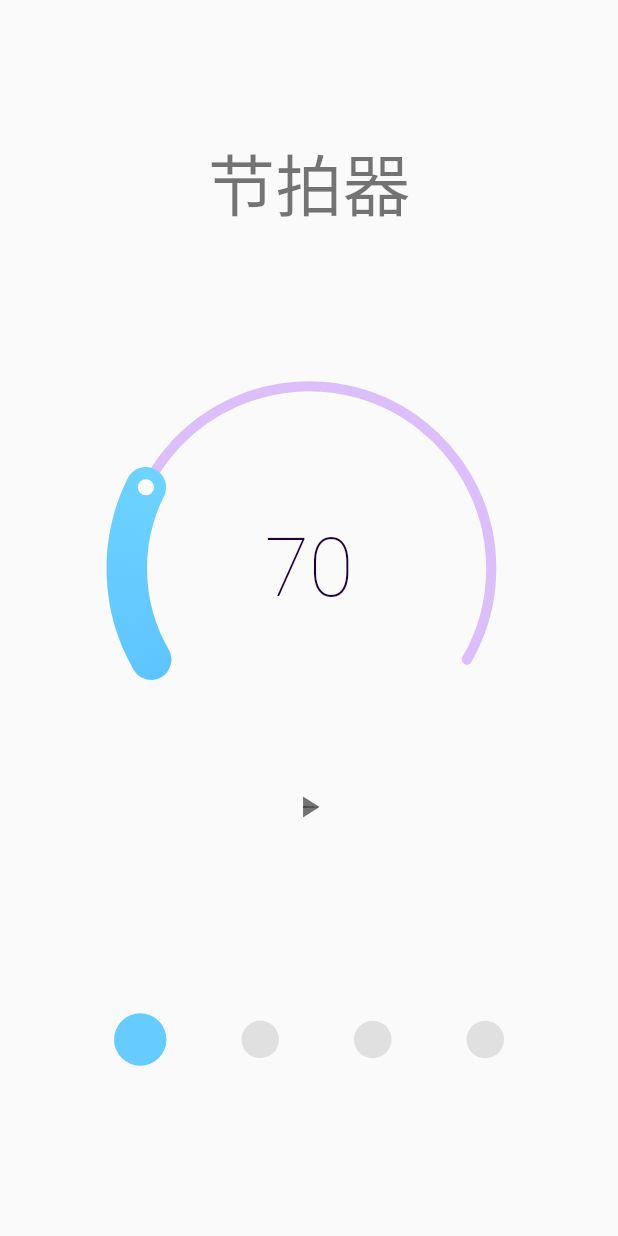
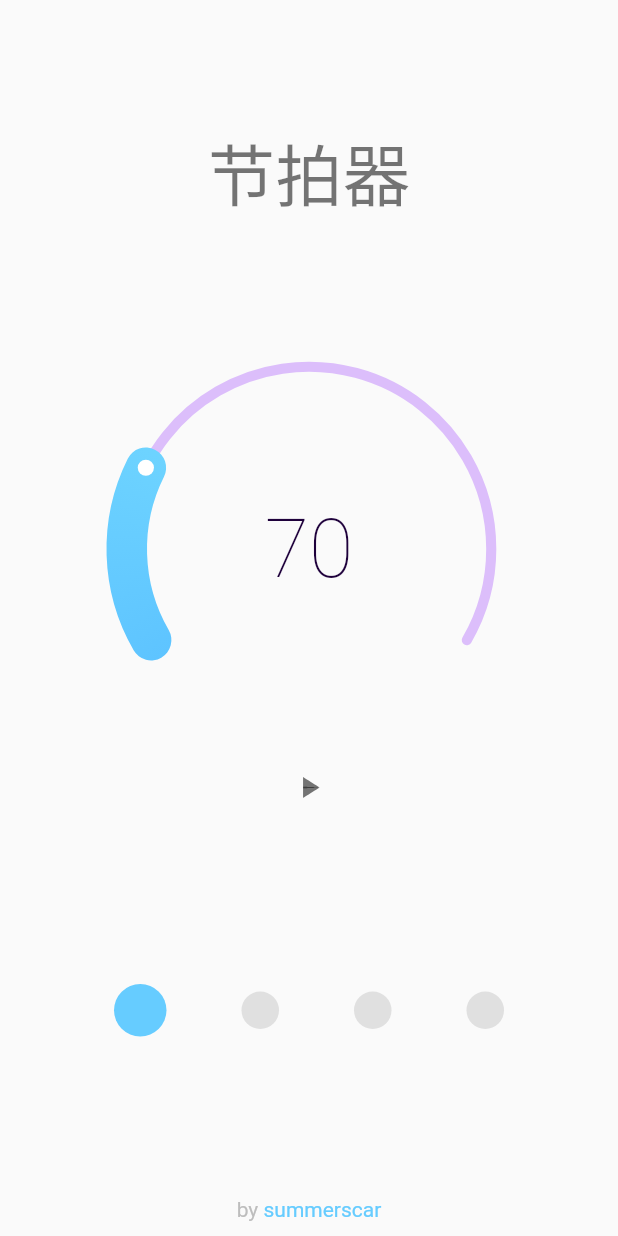
Before and after one commit to summerscar/metronome_flutter, a Flutter app: the screen it shows after launch, on a phone screen of 412 x 824 dp. Run offline on Flutter 3.47's test engine with Material 2 defaults, Android fonts, the light colour scheme and no system bars; drawn by our look-alikes of sleek_circular_slider; our stand-ins replace assets_audio_player.

Commit message:
🐞fix(app name): 节拍器

```diff
--- /dev/null
+++ b/lib/component/summerscar.dart
@@ -0,0 +1,39 @@
+import 'package:flutter/material.dart';
+import 'package:url_launcher/url_launcher.dart';
+import 'package:flutter/gestures.dart';
+
+class Summerscar extends StatelessWidget {
+  @override
+  Widget build(BuildContext context) {
+    return Opacity(
+        opacity: 1,
+        child: Container(
+          padding: EdgeInsets.only(bottom: 10),
+          child: RichText(
+            text: TextSpan(
+              children: [
+                TextSpan(
+                  style: TextStyle(
+                    color: Colors.grey[400]
+                  ),
+                  text: 'by ',
+                ),
+                TextSpan(
+                  style: TextStyle(color: Color.fromARGB(255, 102, 204, 255)),
+                  text: 'summerscar',
+                  recognizer: TapGestureRecognizer()
+                    ..onTap = () async {
+                      String url = 'https://github.com/summerscar';
+                      if (await canLaunch(url)) {
+                        await launch(url);
+                      } else {
+                        throw 'Could not launch $url';
+                      }
+                    },
+                ),
+              ],
+            ),
+          ),
+        ));
+  }
+}
--- a/lib/main.dart
+++ b/lib/main.dart
@@ -3,7 +3,7 @@ import './component/slider.dart';
 import './component/indactor.dart';
 import 'dart:async';
 import 'package:assets_audio_player/assets_audio_player.dart';
-
+import './component/summerscar.dart';
 void main() {
   runApp(MyApp());
 }
@@ -95,14 +95,16 @@ class _MyHomePageState extends State<MyHomePage> with SingleTickerProviderStateM
     return Scaffold(
       body: Center(
         child: Column(
-          mainAxisAlignment: MainAxisAlignment.spaceEvenly,
+          mainAxisAlignment: MainAxisAlignment.spaceBetween,
           children: <Widget>[
+            Container(),
             Text(
               '节拍器',
               style: Theme.of(context).textTheme.headline3,
             ),
             SliderRow(_bmp, _setBmpHanlder, _isRunning, _toggleIsRunning, _animationController),
-            IndactorRow(_nowStep)
+            IndactorRow(_nowStep),
+            Summerscar(),
           ],
         ),
       )// This trailing comma makes auto-formatting nicer for build methods.
--- a/pubspec.yaml
+++ b/pubspec.yaml
@@ -30,7 +30,7 @@ dependencies:
   cupertino_icons: ^0.1.3
   sleek_circular_slider: 1.2.0+web
   assets_audio_player: 2.0.12
-
+  url_launcher: 5.7.8
 dev_dependencies:
   flutter_test:
     sdk: flutter
```
Also changed, not shown: pubspec.lock, 2 other files.
